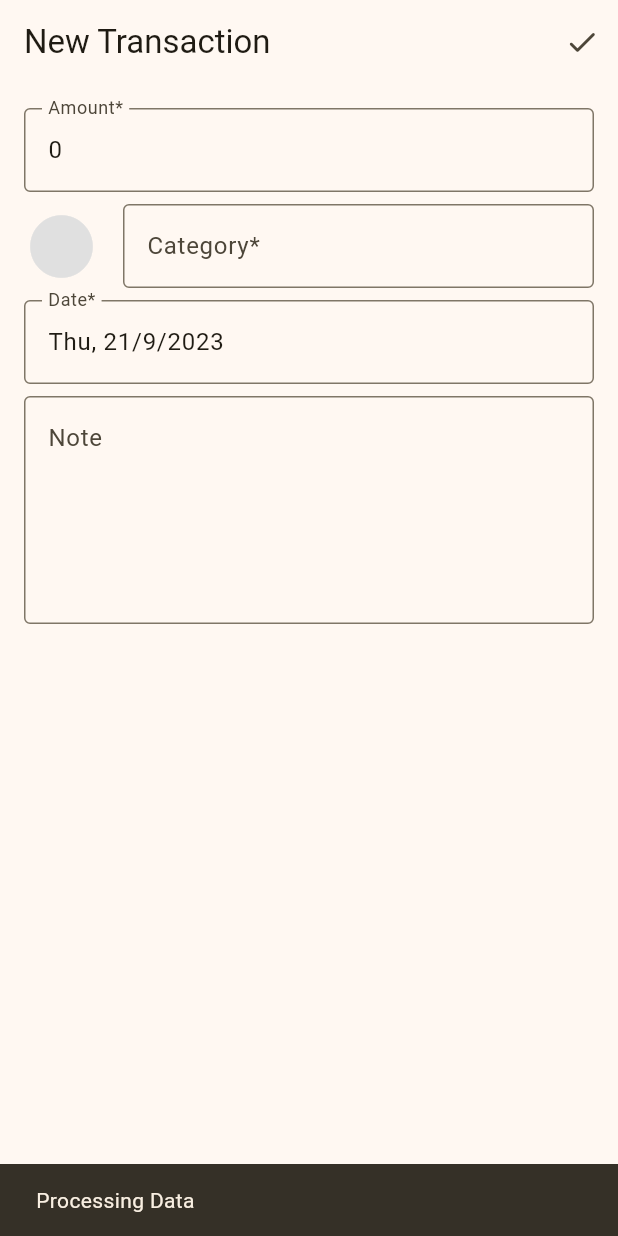
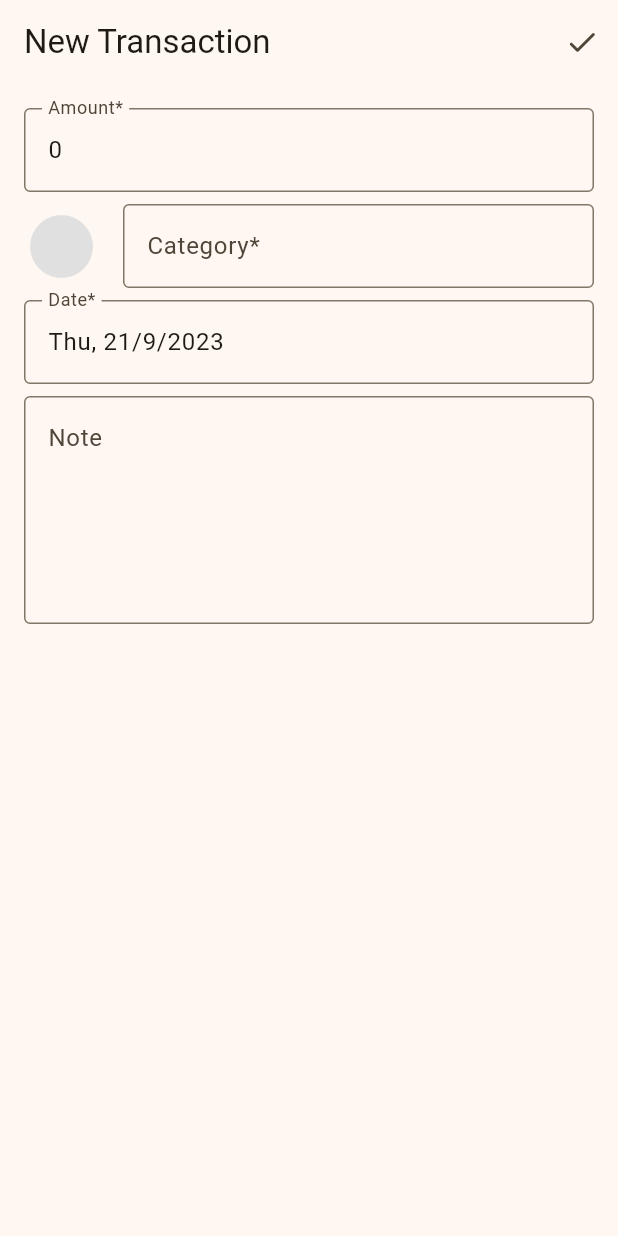
Before and after one commit to dangminhthinh1612/flutter-widgets, a Flutter app: the NewTransaction screen opened by its route, after a tap on the "check" icon, on a phone screen of 412 x 824 dp. Run offline on Flutter 3.47's test engine with Material 2 defaults, Android fonts, the phone set to English and light mode, and no system bars; our stand-ins replace fl_chart, go_router, math_expressions; missing offline and left inert: window_size.

Commit message:
Add transaction model, provider and create new transaction

```diff
--- a/lib/main.dart
+++ b/lib/main.dart
@@ -4,6 +4,7 @@ import "package:flutter_application_1/common/theme.dart";
 import "package:flutter_application_1/providers/category_provider.dart";
 import "package:flutter_application_1/models/provider_shop/cart.dart";
 import "package:flutter_application_1/models/provider_shop/catalog.dart";
+import "package:flutter_application_1/providers/transaction_provider.dart";
 import "package:provider/provider.dart";
 
 void main() {
@@ -34,6 +35,7 @@ class _AppState extends State<App> {
           },
         ),
         ChangeNotifierProvider(create: (context) => CategoryProvider()),
+        ChangeNotifierProvider(create: (context) => TransactionProvider()),
       ],
       child: MaterialApp.router(
         theme: appTheme,
--- /dev/null
+++ b/lib/models/transaction.dart
@@ -0,0 +1,16 @@
+import "package:flutter/material.dart";
+
+@immutable
+class Transaction {
+  final double amount;
+  final int categoryId;
+  final DateTime date;
+  final String note;
+
+  const Transaction({
+    required this.amount,
+    required this.categoryId,
+    required this.date,
+    String? note,
+  }) : note = note ?? "";
+}
--- /dev/null
+++ b/lib/providers/transaction_provider.dart
@@ -0,0 +1,15 @@
+import "package:flutter/foundation.dart";
+import "package:flutter_application_1/models/transaction.dart";
+
+class TransactionProvider extends ChangeNotifier {
+  // TODO: Init list without empty array.
+  final List<Transaction> _transactionList = [];
+
+  List<Transaction> get transactionList => _transactionList;
+
+  void add(Transaction transaction) {
+    _transactionList.add(transaction);
+
+    notifyListeners();
+  }
+}
--- a/lib/screens/new_transaction.dart
+++ b/lib/screens/new_transaction.dart
@@ -1,10 +1,13 @@
 import "package:flutter/material.dart";
 import "package:flutter_application_1/models/category.dart";
+import "package:flutter_application_1/models/transaction.dart";
 import "package:flutter_application_1/providers/category_provider.dart";
+import "package:flutter_application_1/providers/transaction_provider.dart";
 import "package:flutter_application_1/widgets/settings/category_tab_bar_view.dart";
 import "package:flutter_application_1/widgets/calculator.dart";
 import "package:flutter_application_1/widgets/date_picker.dart";
 import "package:flutter_application_1/widgets/gradient_icon.dart";
+import "package:go_router/go_router.dart";
 import "package:provider/provider.dart";
 
 class NewTransaction extends StatefulWidget {
@@ -30,10 +33,17 @@ class _NewTransactionState extends State<NewTransaction> {
         actions: [
           IconButton(
             onPressed: () {
+              var transactionProvider = context.read<TransactionProvider>();
+
               if (_formKey.currentState!.validate()) {
-                ScaffoldMessenger.of(context).showSnackBar(
-                  const SnackBar(content: Text("Processing Data")),
+                transactionProvider.add(
+                  Transaction(
+                    amount: double.parse(myController.text),
+                    categoryId: categorySelected!.id,
+                    date: currentDate,
+                  ),
                 );
+                context.go("/");
               }
             },
             icon: const Icon(Icons.check_rounded),
@@ -107,15 +117,9 @@ class _NewTransactionState extends State<NewTransaction> {
                           children: [
                             const TabBar(
                               tabs: [
-                                Tab(
-                                  text: "Loan",
-                                ),
-                                Tab(
-                                  text: "Income",
-                                ),
-                                Tab(
-                                  text: "Expense",
-                                ),
+                                Tab(text: "Loan"),
+                                Tab(text: "Income"),
+                                Tab(text: "Expense"),
                               ],
                             ),
                             Expanded(
@@ -158,14 +162,7 @@ class _NewTransactionState extends State<NewTransaction> {
                 maxLines: 5,
               ),
             ]
-                .expand(
-                  (element) => [
-                    element,
-                    const SizedBox(
-                      height: 8,
-                    ),
-                  ],
-                )
+                .expand((element) => [element, const SizedBox(height: 8)])
                 .toList(),
           ),
         ),
```
Also changed, not shown: lib/screens/App/transaction_list.dart (+16 -2 lines).
